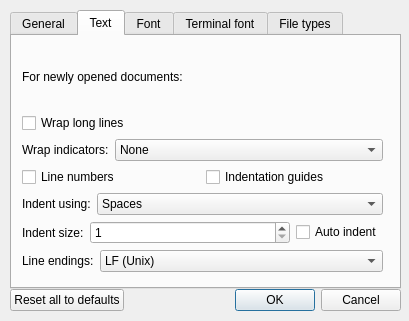
Old version of the form ui/dlgPrefsUI.ui in the repository spthaolt/qscite.
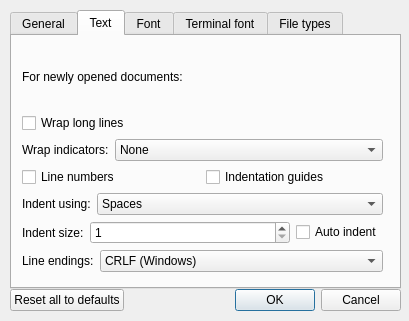
New version of the form. The open tabs and pages were chosen to show the change.

What changed in the file:
```diff
--- a/ui/dlgPrefsUI.ui
+++ b/ui/dlgPrefsUI.ui
@@ -281,11 +281,6 @@
                <verstretch>0</verstretch>
               </sizepolicy>
              </property>
-             <item>
-              <property name="text" >
-               <string>LF (Unix)</string>
-              </property>
-             </item>
              <item>
               <property name="text" >
                <string>CRLF (Windows)</string>
```
Left out of the diff: 8 changed lines with no effect on the pictures.
